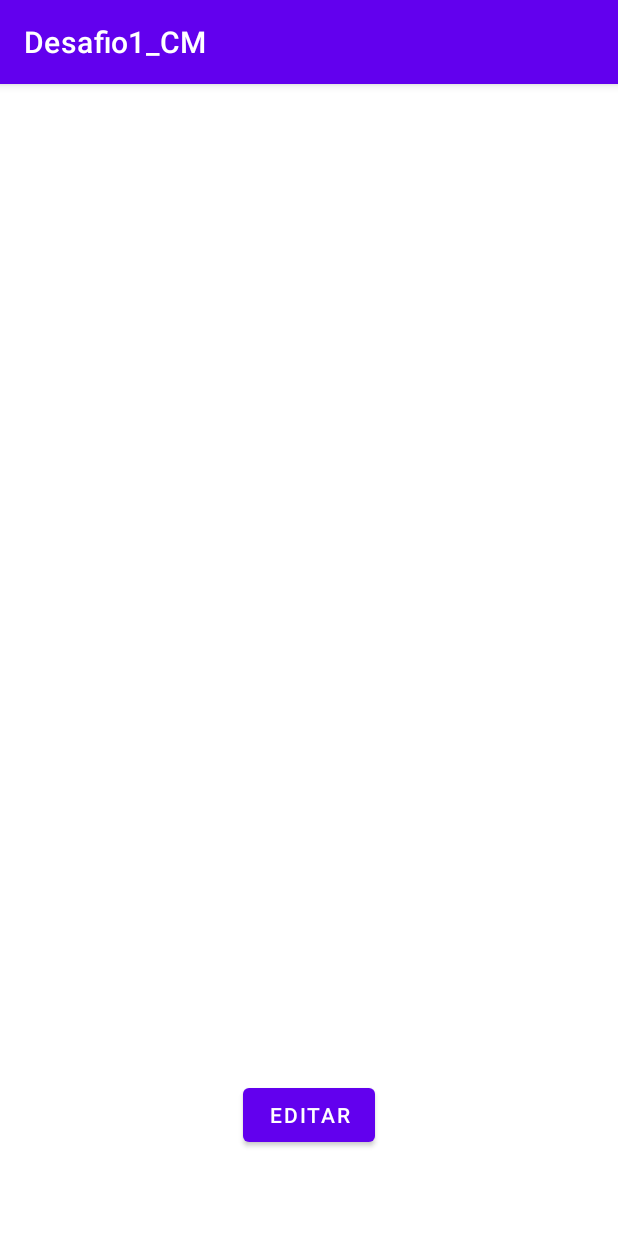
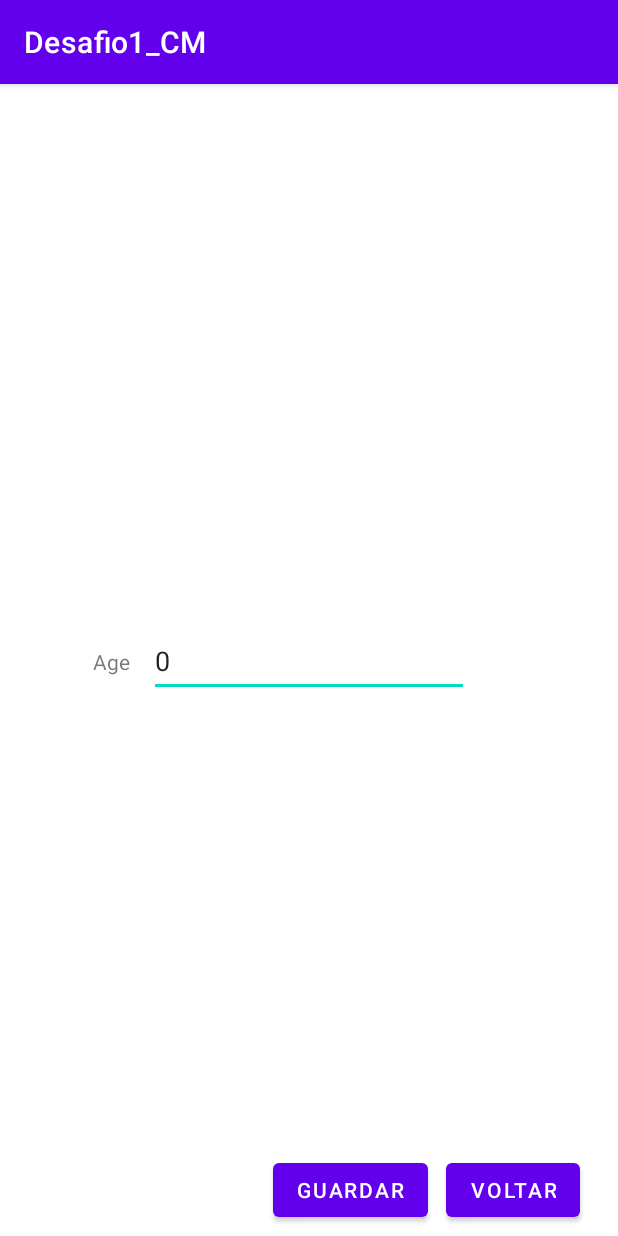
Before and after one commit to MarianaLoreto30/CM, an Android app: the screen it shows after launch (MainActivity), on a phone screen of 412 x 824 dp. Run offline under Robolectric (Android 15) with nearby library versions, the phone set to English and light mode, and no system bars.

Commit message:
change fragments is rdy

```diff
--- /dev/null
+++ b/Desafio1/app/src/main/java/com/example/desafio1_cm/FragmentChangeListener.java
@@ -0,0 +1,7 @@
+package com.example.desafio1_cm;
+
+import androidx.fragment.app.Fragment;
+
+public interface FragmentChangeListener {
+    public void replaceFragment(Fragment fragment);
+}
--- a/Desafio1/app/src/main/java/com/example/desafio1_cm/MainActivity.java
+++ b/Desafio1/app/src/main/java/com/example/desafio1_cm/MainActivity.java
@@ -1,12 +1,13 @@
 package com.example.desafio1_cm;
 
 import androidx.appcompat.app.AppCompatActivity;
+import androidx.fragment.app.Fragment;
 import androidx.fragment.app.FragmentManager;
 import androidx.fragment.app.FragmentTransaction;
 
 import android.os.Bundle;
 
-public class MainActivity extends AppCompatActivity {
+public class MainActivity extends AppCompatActivity implements FragmentChangeListener{
 
     @Override
     protected void onCreate(Bundle savedInstanceState) {
@@ -16,10 +17,16 @@ public class MainActivity extends AppCompatActivity {
         Animal a1 = new Animal("olaf", R.drawable.frog, 12, "André");
 
         //create a fragment object
-        fragment_1 f = new fragment_1();
-        FragmentManager fragmentManager = getSupportFragmentManager();
+        fragment_2 f = new fragment_2();
+        replaceFragment(f);
+    }
+
+    @Override
+    public void replaceFragment(Fragment fragment) {
+        FragmentManager fragmentManager = getSupportFragmentManager();;
         FragmentTransaction fragmentTransaction = fragmentManager.beginTransaction();
-        fragmentTransaction.add(R.id.FragC, f);
+        fragmentTransaction.replace(R.id.FragC, fragment, fragment.toString());
+        fragmentTransaction.addToBackStack(fragment.toString());
         fragmentTransaction.commit();
     }
 }
--- a/Desafio1/app/src/main/java/com/example/desafio1_cm/fragment_2.java
+++ b/Desafio1/app/src/main/java/com/example/desafio1_cm/fragment_2.java
@@ -7,6 +7,8 @@ import androidx.fragment.app.Fragment;
 import android.view.LayoutInflater;
 import android.view.View;
 import android.view.ViewGroup;
+import android.widget.Button;
+import android.widget.EditText;
 
 /**
  * A simple {@link Fragment} subclass.
@@ -19,6 +21,7 @@ public class fragment_2 extends Fragment {
     // the fragment initialization parameters, e.g. ARG_ITEM_NUMBER
     private static final String ARG_PARAM1 = "param1";
     private static final String ARG_PARAM2 = "param2";
+    private EditText editText;
 
     // TODO: Rename and change types of parameters
     private String mParam1;
@@ -58,7 +61,32 @@ public class fragment_2 extends Fragment {
     @Override
     public View onCreateView(LayoutInflater inflater, ViewGroup container,
                              Bundle savedInstanceState) {
-        // Inflate the layout for this fragment
-        return inflater.inflate(R.layout.fragment_2, container, false);
+        View v = inflater.inflate(R.layout.fragment_2, container, false);
+
+        editText =(EditText) v.findViewById(R.id.editTextNumber);
+        int age=0;
+        editText.setText(""+age);
+        Button voltar = (Button) v.findViewById(R.id.Voltar);
+        voltar.setOnClickListener(new View.OnClickListener() {
+            @Override
+            public void onClick(View v) {
+                fragment_1 fr = new fragment_1();
+                FragmentChangeListener fc = (FragmentChangeListener) getActivity();
+                fc.replaceFragment(fr);
+            }
+        });
+        Button guardar = (Button) v.findViewById(R.id.Guardar);
+        guardar.setOnClickListener(new View.OnClickListener() {
+            @Override
+            public void onClick(View v) {
+                int age = Integer.parseInt(editText.getText().toString());
+
+                fragment_1 fr = new fragment_1();
+                FragmentChangeListener fc = (FragmentChangeListener) getActivity();
+                fc.replaceFragment(fr);
+            }
+        });
+
+        return v;
     }
 }
--- a/Desafio1/app/src/main/res/layout/fragment_2.xml
+++ b/Desafio1/app/src/main/res/layout/fragment_2.xml
@@ -8,7 +8,7 @@
     tools:context=".fragment_2" >
 
     <Button
-        android:id="@+id/button"
+        android:id="@+id/Voltar"
         android:layout_width="wrap_content"
         android:layout_height="wrap_content"
         android:layout_marginEnd="8dp"
@@ -18,7 +18,7 @@
         app:layout_constraintEnd_toEndOf="parent" />
 
     <Button
-        android:id="@+id/button3"
+        android:id="@+id/Guardar"
         android:layout_width="wrap_content"
         android:layout_height="wrap_content"
         android:layout_marginStart="8dp"
@@ -26,7 +26,35 @@
         android:layout_marginBottom="8dp"
         android:text="@string/guardar"
         app:layout_constraintBottom_toBottomOf="parent"
-        app:layout_constraintEnd_toStartOf="@+id/button"
+        app:layout_constraintEnd_toStartOf="@+id/Voltar"
         app:layout_constraintHorizontal_bias="0.975"
         app:layout_constraintStart_toStartOf="parent" />
+
+    <TextView
+        android:id="@+id/textView"
+        android:layout_width="wrap_content"
+        android:layout_height="wrap_content"
+        android:layout_marginStart="32dp"
+        android:text="@string/age"
+        app:layout_constraintBottom_toBottomOf="parent"
+        app:layout_constraintEnd_toStartOf="@+id/editTextNumber"
+        app:layout_constraintStart_toStartOf="parent"
+        app:layout_constraintTop_toTopOf="parent" />
+
+    <EditText
+        android:id="@+id/editTextNumber"
+        android:layout_width="wrap_content"
+        android:layout_height="wrap_content"
+        android:layout_marginStart="24dp"
+        android:layout_marginEnd="24dp"
+        android:autofillHints=""
+        android:ems="10"
+        android:hint="@string/age"
+        android:inputType="number"
+        android:minHeight="48dp"
+        app:layout_constraintBottom_toBottomOf="parent"
+        app:layout_constraintEnd_toEndOf="parent"
+        app:layout_constraintStart_toStartOf="parent"
+        app:layout_constraintTop_toTopOf="parent"
+        tools:ignore="DuplicateSpeakableTextCheck" />
 </androidx.constraintlayout.widget.ConstraintLayout>
--- a/Desafio1/app/src/main/res/values/strings.xml
+++ b/Desafio1/app/src/main/res/values/strings.xml
@@ -3,4 +3,5 @@
     <string name="voltar">Voltar</string>
     <string name="guardar">Guardar</string>
     <string name="editar">Editar</string>
+    <string name="age">Age</string>
 </resources>
```
Also changed, not shown: 1 other file.
